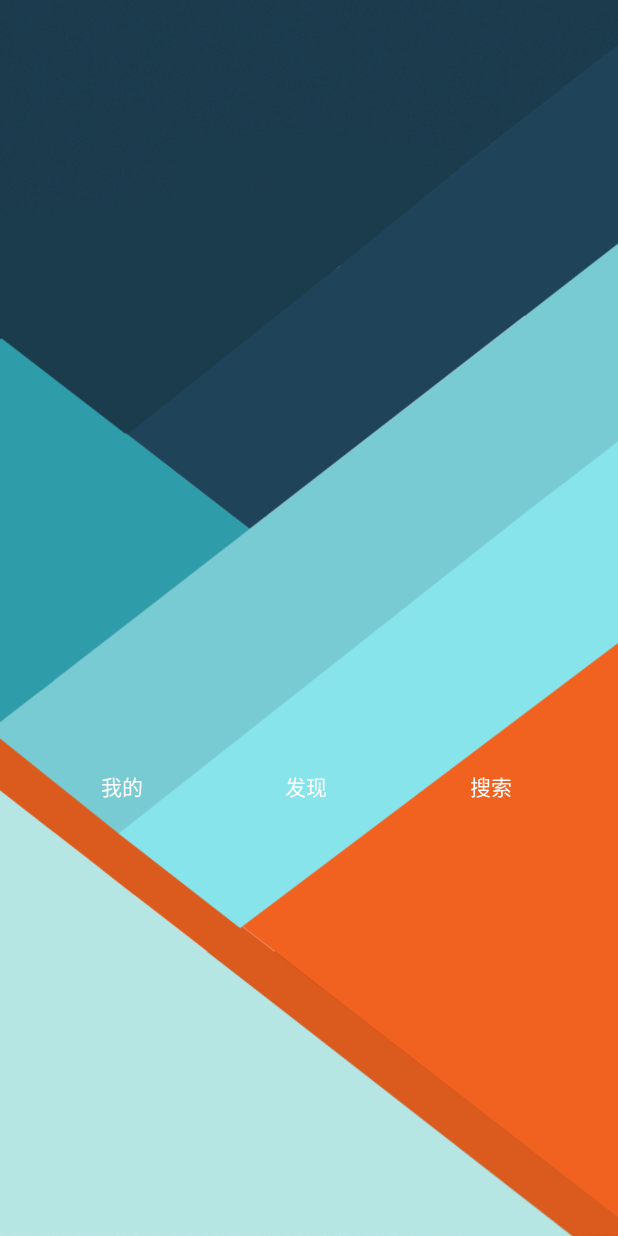
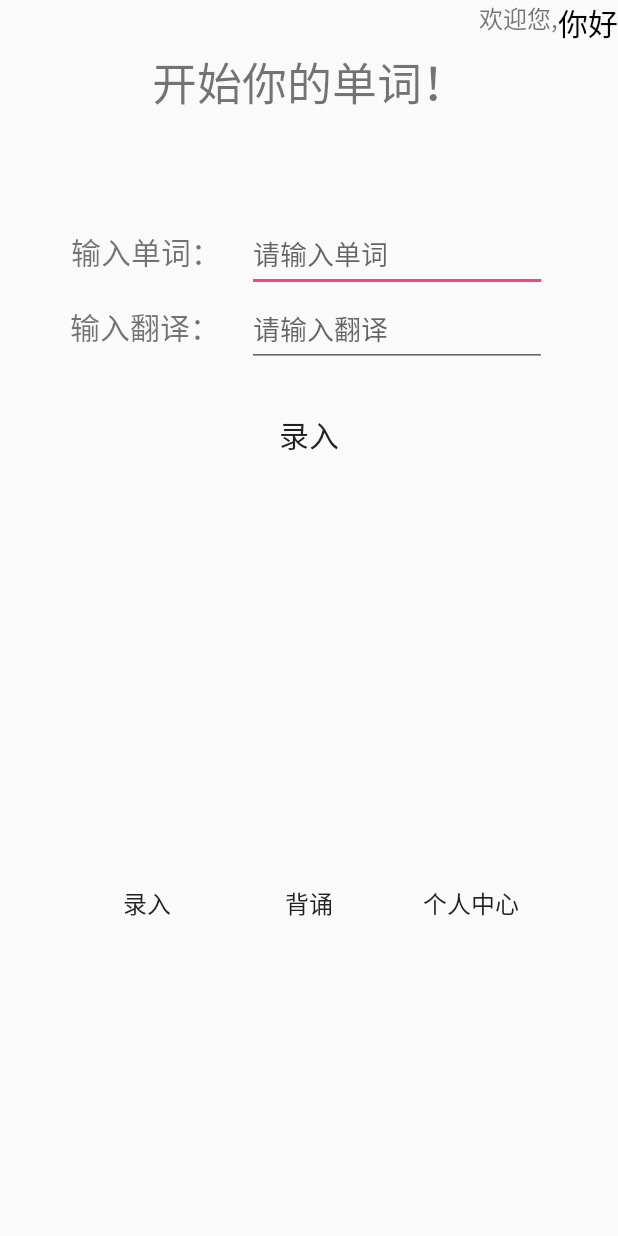
Before and after one commit to Sichongzou/CloudMusicApp, an Android app: the MainActivity screen opened directly, with no data from a screen before it, on a phone screen of 412 x 824 dp. Run offline under Robolectric (Android 15) with nearby library versions, the phone set to English and light mode, and no system bars; 1 statement that could not run was skipped.

Commit message:
Sichongzou
录入单词功能实现 已知还有背诵按钮和个人信息按钮存在无效与闪退的问题

```diff
--- /dev/null
+++ b/app/src/main/java/com/example/cloudmusicapp/FragmentInput.java
@@ -0,0 +1,59 @@
+package com.example.cloudmusicapp;
+
+import android.app.Fragment;
+import android.os.Bundle;
+
+import android.view.LayoutInflater;
+import android.view.View;
+import android.view.ViewGroup;
+import android.widget.Button;
+import android.widget.EditText;
+import android.widget.Toast;
+
+import com.example.cloudmusicapp.MyDataBase;
+
+
+/**
+ * Created by Administrator on 2019/4/26.
+ */
+
+public class FragmentInput extends Fragment {
+    Button button;
+    EditText editText_word,editText_translate;
+    MyDataBase myDataBase;
+
+    @Override
+    public View onCreateView(LayoutInflater inflater, ViewGroup container, Bundle savedInstanceState) {
+        View view = inflater.inflate(R.layout.fragment_input,null);
+        myDataBase = new MyDataBase(getActivity(),"tb_dict",null,1);
+        return view;
+    }
+
+    @Override
+    public void onViewCreated(View view, Bundle savedInstanceState) {
+        super.onViewCreated(view, savedInstanceState);
+
+        editText_word = view.findViewById(R.id.input_et_words);
+        editText_translate = view.findViewById(R.id.input_et_translate);
+        button = view.findViewById(R.id.input_btn);
+
+        //点击录入按钮
+        button.setOnClickListener(new View.OnClickListener() {
+            @Override
+            public void onClick(View view) {
+                    String word = editText_word.getText().toString();
+                    String translate = editText_translate.getText().toString();
+                    if (word.isEmpty() || editText_translate.getText().toString().isEmpty()){
+                        Toast.makeText(getActivity(),"请输入数据!",Toast.LENGTH_SHORT).show();
+                    }else{
+                        myDataBase.writeData(myDataBase.getReadableDatabase(),word,translate);
+                        Toast.makeText(getActivity(),"录入成功！",Toast.LENGTH_SHORT).show();
+                        editText_translate.setText("");
+                        editText_word.setText("");
+                        editText_word.requestFocus();
+                }
+
+            }
+        });
+    }
+}
--- a/app/src/main/java/com/example/cloudmusicapp/MainActivity.java
+++ b/app/src/main/java/com/example/cloudmusicapp/MainActivity.java
@@ -2,15 +2,64 @@ package com.example.cloudmusicapp;
 
 import androidx.appcompat.app.AppCompatActivity;
 
-import android.content.Intent;
 import android.os.Bundle;
 import android.view.View;
-import android.widget.EditText;
+import android.widget.Button;
+import android.widget.TextView;
+
 
 public class MainActivity extends AppCompatActivity {
+    TextView name;
+    Button button_input,button_recite,button_self;
+    FragmentInput fragmentInput;
+    FragmentRecite fragmentRecite;
+    FragmentSelf fragmentSelf;
+    MyDataBase myDataBaser;
     @Override
     protected void onCreate(Bundle savedInstanceState) {
         super.onCreate(savedInstanceState);
         setContentView(R.layout.activity_main);
+        button_input = (Button) findViewById(R.id.frist_btn_input);
+        button_recite = (Button) findViewById(R.id.frist_btn_recite);
+        button_self = (Button) findViewById(R.id.frist_btn_self);
+
+        name = (TextView) findViewById(R.id.name);
+
+        fragmentInput = new FragmentInput();
+        fragmentRecite = new FragmentRecite();
+        fragmentSelf = new FragmentSelf();
+
+        myDataBaser = new MyDataBase(MainActivity.this,"tb_dict",null,1);
+
+        //获取ID
+        Bundle buddle = getIntent().getExtras();
+        name.setText(buddle.getString("name"));
+        //点击录入按钮
+        button_input.setOnClickListener(new View.OnClickListener() {
+            @Override
+            public void onClick(View view) {
+                getFragmentManager().beginTransaction().replace(R.id.first_fl,fragmentInput).commitAllowingStateLoss();
+            }
+        });
+
+        //点击背诵按钮
+        button_recite.setOnClickListener(new View.OnClickListener() {
+            @Override
+            public void onClick(View view) {
+                getFragmentManager().beginTransaction().replace(R.id.first_fl,fragmentRecite).commitAllowingStateLoss();
+
+            }
+        });
+
+        //点击个人按钮
+        button_self.setOnClickListener(new View.OnClickListener() {
+            @Override
+            public void onClick(View view) {
+
+            }
+        });
+
+        //默认录入界面
+        getFragmentManager().beginTransaction().add(R.id.first_fl,fragmentInput).commitAllowingStateLoss();
     }
 }
--- a/app/src/main/res/layout/activity_main.xml
+++ b/app/src/main/res/layout/activity_main.xml
@@ -1,50 +1,87 @@
 <?xml version="1.0" encoding="utf-8"?>
-<LinearLayout xmlns:android="http://schemas.android.com/apk/res/android"
-    xmlns:app="http://schemas.android.com/apk/res-auto"
+<RelativeLayout
+    xmlns:android="http://schemas.android.com/apk/res/android"
     xmlns:tools="http://schemas.android.com/tools"
+    android:id="@+id/activity_frist"
     android:layout_width="match_parent"
     android:layout_height="match_parent"
-    android:background="@drawable/background"
-    android:orientation="vertical"
-    tools:context=".MainActivity">
+    android:background="@null">
 
     <LinearLayout
-        android:layout_width="409dp"
-        android:layout_height="729dp"
+        android:layout_marginTop="30dp"
+        android:layout_width="match_parent"
+        android:layout_height="50dp"
         android:orientation="horizontal"
-        tools:layout_editor_absoluteX="1dp"
-        tools:layout_editor_absoluteY="1dp">
+        android:id="@+id/title">
+        <TextView
+            android:gravity="center"
+            android:layout_width="match_parent"
+            android:layout_height="50dp"
+            android:text="开始你的单词！"
+            android:textSize="30sp"
+            android:id="@+id/first_tv"
+            android:layout_alignParentTop="true"
+            android:layout_alignParentLeft="true"
+            android:layout_alignParentStart="true" />
 
+    </LinearLayout>
+    <LinearLayout
+        android:layout_width="wrap_content"
+        android:layout_height="wrap_content"
+        android:layout_alignParentRight="true">
+        <TextView
+            android:layout_width="wrap_content"
+            android:layout_height="match_parent"
+            android:text="欢迎您,"
+            android:textSize="16sp"/>
+        <TextView
+            android:layout_width="wrap_content"
+            android:layout_height="match_parent"
+            android:text="你好"
+            android:textSize="20sp"
+            android:textColor="@color/colorBlack"
+            android:id="@+id/name"/>
+    </LinearLayout>
+    <FrameLayout
+        android:layout_below="@id/title"
+        android:layout_width="match_parent"
+        android:layout_height="300dp"
+        android:id="@+id/first_fl">
+
+
+    </FrameLayout>
+    <LinearLayout
+        android:layout_width="match_parent"
+        android:layout_height="50dp"
+        android:layout_below="@+id/first_fl"
+        android:layout_alignParentBottom="true"
+        android:gravity="center">
         <Button
-            android:id="@+id/btn_me"
+            android:layout_marginRight="20dp"
             android:layout_width="wrap_content"
             android:layout_height="wrap_content"
-            android:layout_marginLeft="20dp"
-            android:layout_marginTop="500dp"
-            android:layout_weight="1"
+            android:text="录入"
+            android:textSize="16sp"
             android:background="@null"
-            android:text="我的"
-            android:textColor="@android:color/background_light" />
-
+            android:id="@+id/frist_btn_input"
+            />
         <Button
-            android:id="@+id/btn_find"
+            android:layout_marginRight="20dp"
             android:layout_width="wrap_content"
             android:layout_height="wrap_content"
-            android:layout_marginTop="500dp"
-            android:layout_weight="1"
+            android:text="背诵"
+            android:textSize="16sp"
             android:background="@null"
-            android:text="发现"
-            android:textColor="@android:color/background_light" />
-
+            android:id="@+id/frist_btn_recite"
+            />
         <Button
-            android:id="@+id/btn_search"
             android:layout_width="wrap_content"
             android:layout_height="wrap_content"
-            android:layout_marginTop="500dp"
-            android:layout_marginRight="20dp"
-            android:layout_weight="1"
+            android:text="个人中心"
+            android:textSize="16sp"
             android:background="@null"
-            android:text="搜索"
-            android:textColor="@android:color/background_light" />
+            android:id="@+id/frist_btn_self"
+            />
     </LinearLayout>
-</LinearLayout>
+
+</RelativeLayout>
```
Also changed, not shown: app/src/main/java/com/example/cloudmusicapp/FragmentRecite.java (added, +135 -0 lines).
